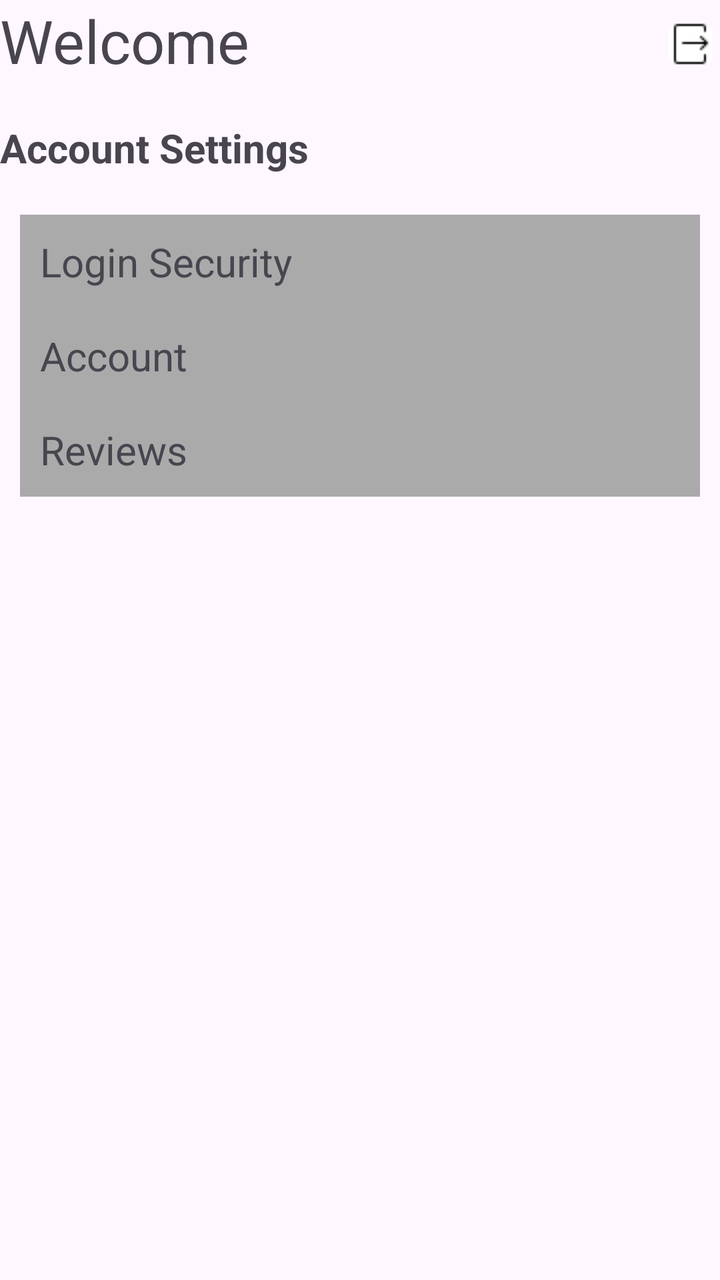
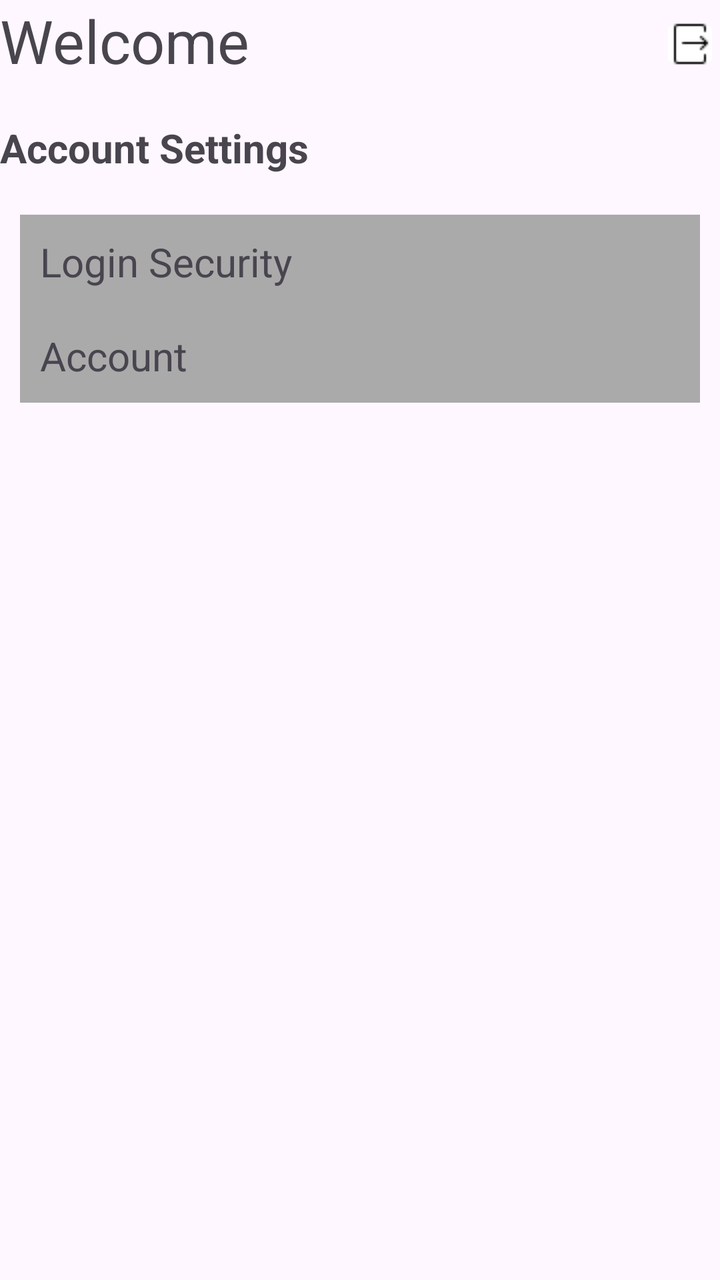

Compare the two renders of this Android layout. The source of the first and the diff that turns it into the second are given below.
<!-- AndroidManifest.xml: application theme Theme.ShoppyGo -->
<!-- res/layout/fragment_seller_profile.xml -->
<?xml version="1.0" encoding="utf-8"?>
<RelativeLayout
    xmlns:android="http://schemas.android.com/apk/res/android"
    xmlns:app="http://schemas.android.com/apk/res-auto"
    xmlns:tools="http://schemas.android.com/tools"
    android:layout_height="match_parent"
    android:layout_width="match_parent"
    android:layout_marginHorizontal="20dp"
    android:orientation="vertical"
    android:layout_marginTop="40dp"
    android:layout_marginBottom="20dp"
    >

    <ImageButton
        android:id="@+id/logoutbtn"
        android:src="@drawable/logout"
        android:layout_width="30dp"
        android:layout_height="30dp"
        android:layout_alignParentTop="true"
        android:layout_alignParentEnd="true"
        android:backgroundTint="@color/white"
        android:layout_marginTop="7dp"
        />

    <LinearLayout
        android:layout_width="match_parent"
        android:layout_height="match_parent"
        android:orientation="vertical">

    <ImageView
        android:layout_width="wrap_content"
        android:layout_height="wrap_content"
        />

    <TextView
        android:id="@+id/welcomecompany"
        android:layout_width="wrap_content"
        android:layout_height="wrap_content"
        android:text="Welcome "
        android:textSize="30dp"/>

    <TextView
        android:layout_width="wrap_content"
        android:layout_height="wrap_content"
        android:text="Account Settings"
        android:textSize="20dp"
        android:textStyle="bold"
        android:layout_marginVertical="20dp"/>

    <TextView
        android:id="@+id/lognsecbtn"
        android:layout_width="match_parent"
        android:layout_height="wrap_content"
        android:text="Login Security"
        android:textSize="20dp"
        android:padding="10dp"
        android:layout_marginHorizontal="10dp"
        android:background="@android:color/darker_gray"/>

    <TextView
        android:id="@+id/accountbtn"
        android:layout_width="match_parent"
        android:layout_height="wrap_content"
        android:text="Account"
        android:textSize="20dp"
        android:padding="10dp"
        android:layout_marginHorizontal="10dp"
        android:background="@android:color/darker_gray"/>

    <TextView
        android:id="@+id/reviewsbtn"
        android:layout_width="match_parent"
        android:layout_height="wrap_content"
        android:text="Reviews"
        android:textSize="20dp"
        android:padding="10dp"
        android:layout_marginHorizontal="10dp"
        android:background="@android:color/darker_gray"/>

    <FrameLayout
        android:id="@+id/fragmentCont"
        android:layout_width="match_parent"
        android:layout_height="wrap_content"
        android:layout_margin="20dp"/>

    </LinearLayout>

</RelativeLayout>
<!-- resources referenced by this layout -->
<resources>
  <color name="white">#FFFFFFFF</color>
  <!-- drawable logout: png bitmap (drawable, 208 bytes) -->
  <style name="Theme.ShoppyGo" parent="Base.Theme.ShoppyGo" />
  <style name="Base.Theme.ShoppyGo" parent="Theme.Material3.DayNight.NoActionBar">
          
          
      </style>
</resources>

<!-- the commit's change to res/layout/fragment_seller_profile.xml (unified diff, before → after) -->
@@ -67,15 +67,6 @@
         android:layout_marginHorizontal="10dp"
         android:background="@android:color/darker_gray"/>
 
-    <TextView
-        android:id="@+id/reviewsbtn"
-        android:layout_width="match_parent"
-        android:layout_height="wrap_content"
-        android:text="Reviews"
-        android:textSize="20dp"
-        android:padding="10dp"
-        android:layout_marginHorizontal="10dp"
-        android:background="@android:color/darker_gray"/>
 
     <FrameLayout
         android:id="@+id/fragmentCont"
